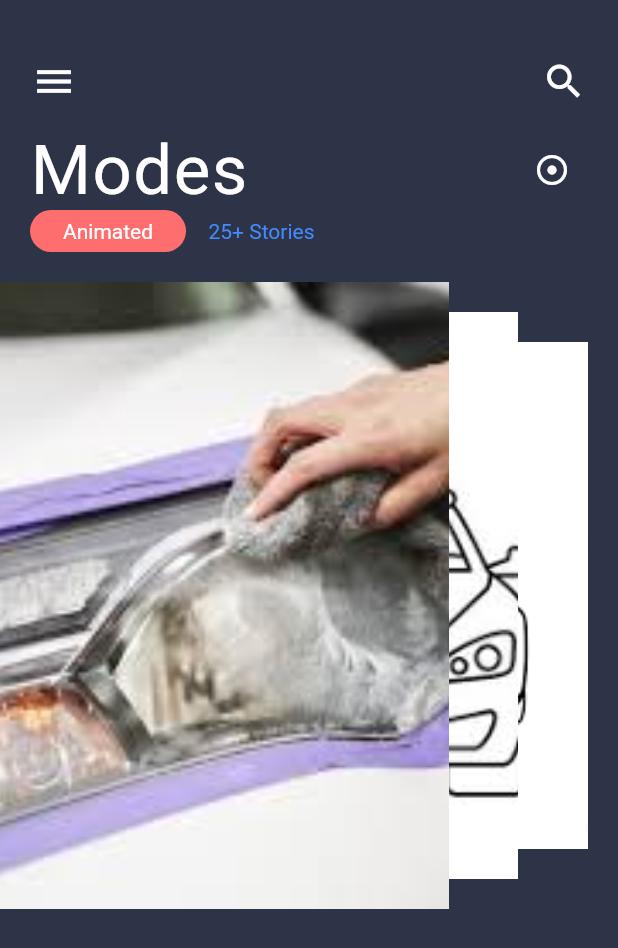
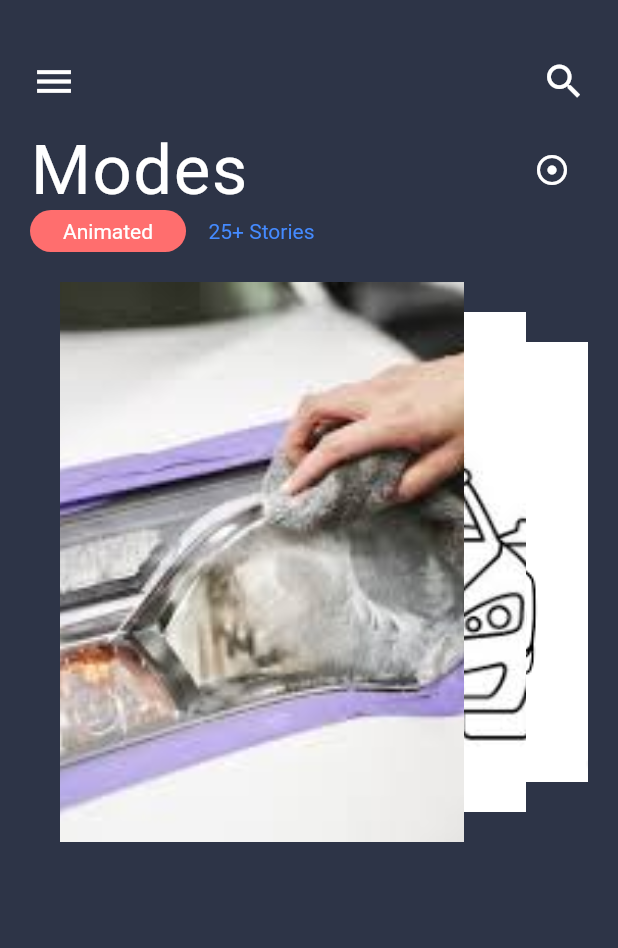
Before and after one commit to Utk42/first_flutter_app, a Flutter app: the screen it shows after launch, on a phone screen of 412 x 824 dp. Shown: the top 948 px of the screen. Run offline on Flutter 3.47's test engine with Material 2 defaults, Android fonts, the phone set to English and light mode, and no system bars.

Commit message:
scrolling cards
Signed-off-by: Utk42 <utkcrypto@gmail.com>

```diff
--- a/app/lib/data.dart
+++ b/app/lib/data.dart
@@ -1,4 +1,7 @@
 List<String> images = [
+  'assets/images/waterWash.png',
+  'assets/images/foamWash.jpeg',
+  'assets/images/polish.jpeg',
   'assets/images/waterWash.png',
   'assets/images/foamWash.jpeg',
   'assets/images/polish.jpeg',
@@ -7,5 +10,8 @@ List<String> images = [
 List<String> title = [
   "Water Wash",
   "Foam Wash",
-  "Polish Wash"
+  "Polish Wash",
+  "Water Wash",
+  "Foam Wash",
+  "Polish Wash",
 ];
--- a/app/lib/main.dart
+++ b/app/lib/main.dart
@@ -127,7 +127,11 @@ class _MyAppState extends State<MyApp> {
                 ],
               ),
             ),
-            Stack(
+            Padding(
+              padding: const EdgeInsets.only(
+                left: 40.0,
+              ),
+              child: Stack(
                 children: <Widget>[
                   CardScrollWidget(currentPage),
                   Positioned.fill(
@@ -141,6 +145,7 @@ class _MyAppState extends State<MyApp> {
                     ),
                   ),
                 ],
+              ),
             ),
           ],
         ),
```
Lines whose indentation alone changed are shown as unchanged.
